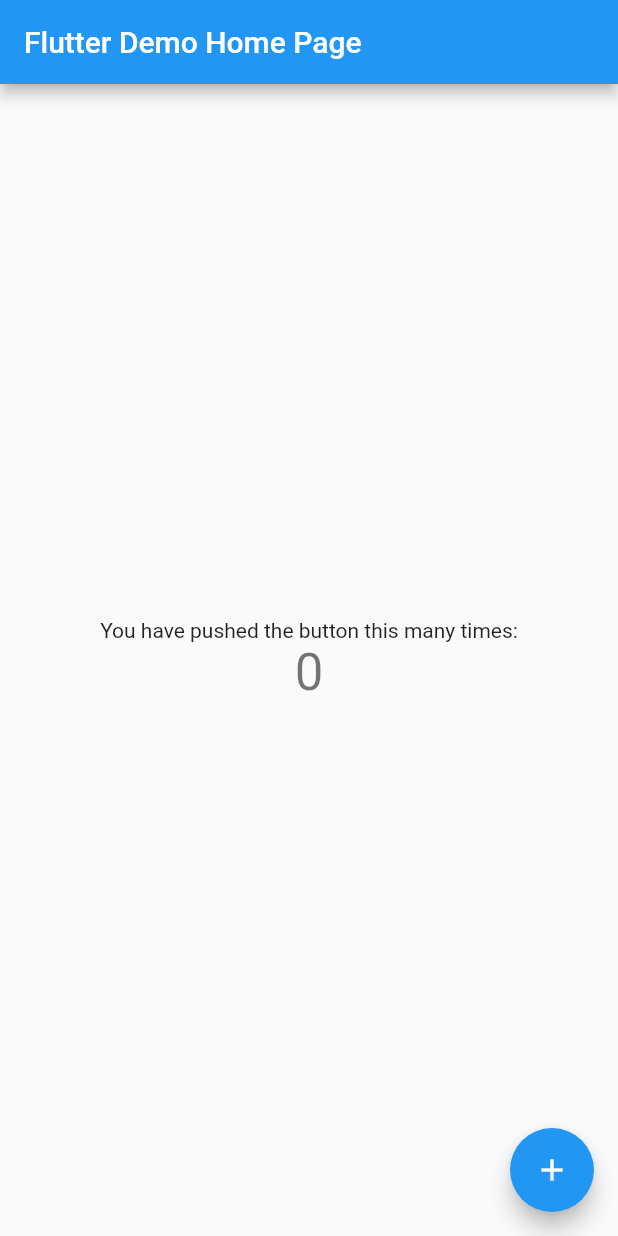
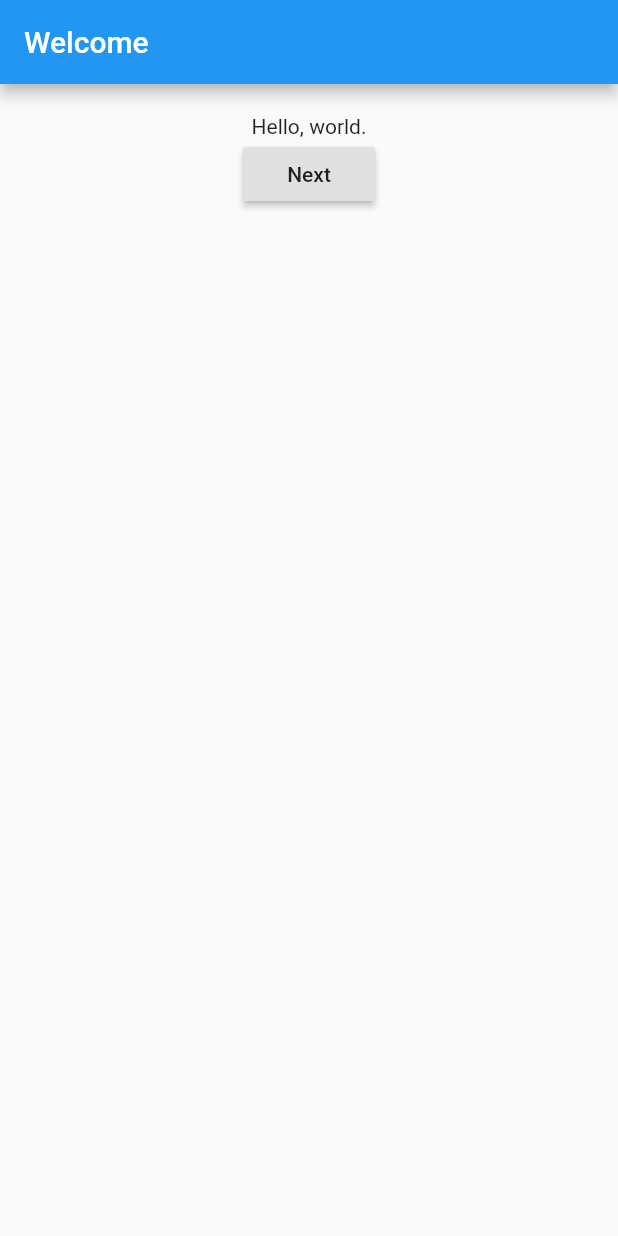
Before and after one commit to aisrael/flutter_hello_who, a Flutter app: the screen it shows after launch, on a phone screen of 412 x 824 dp. Run offline on Flutter 3.47's test engine with Material 2 defaults, Android fonts, the phone set to English and light mode, and no system bars.

Commit message:
Scaffolding

```diff
--- a/lib/main.dart
+++ b/lib/main.dart
@@ -1,4 +1,5 @@
 import 'package:flutter/material.dart';
+import 'package:hello/screens/welcome_screen.dart';
 
 void main() => runApp(MyApp());
 
@@ -20,92 +21,6 @@ class MyApp extends StatelessWidget {
           // is not restarted.
           primarySwatch: Colors.blue,
         ),
-      home: MyHomePage(title: 'Flutter Demo Home Page'),
-    );
+        home: WelcomeScreen());
   }
 }
-
-class MyHomePage extends StatefulWidget {
-  MyHomePage({Key key, this.title}) : super(key: key);
-
-  // This widget is the home page of your application. It is stateful, meaning
-  // that it has a State object (defined below) that contains fields that affect
-  // how it looks.
-
-  // This class is the configuration for the state. It holds the values (in this
-  // case the title) provided by the parent (in this case the App widget) and
-  // used by the build method of the State. Fields in a Widget subclass are
-  // always marked "final".
-
-  final String title;
-
-  @override
-  _MyHomePageState createState() => _MyHomePageState();
-}
-
-class _MyHomePageState extends State<MyHomePage> {
-  int _counter = 0;
-
-  void _incrementCounter() {
-    setState(() {
-      // This call to setState tells the Flutter framework that something has
-      // changed in this State, which causes it to rerun the build method below
-      // so that the display can reflect the updated values. If we changed
-      // _counter without calling setState(), then the build method would not be
-      // called again, and so nothing would appear to happen.
-      _counter++;
-    });
-  }
-
-  @override
-  Widget build(BuildContext context) {
-    // This method is rerun every time setState is called, for instance as done
-    // by the _incrementCounter method above.
-    //
-    // The Flutter framework has been optimized to make rerunning build methods
-    // fast, so that you can just rebuild anything that needs updating rather
-    // than having to individually change instances of widgets.
-    return Scaffold(
-      appBar: AppBar(
-        // Here we take the value from the MyHomePage object that was created by
-        // the App.build method, and use it to set our appbar title.
-        title: Text(widget.title),
-      ),
-      body: Center(
-        // Center is a layout widget. It takes a single child and positions it
-        // in the middle of the parent.
-        child: Column(
-          // Column is also a layout widget. It takes a list of children and
-          // arranges them vertically. By default, it sizes itself to fit its
-          // children horizontally, and tries to be as tall as its parent.
-          //
-          // Invoke "debug painting" (press "p" in the console, choose the
-          // "Toggle Debug Paint" action from the Flutter Inspector in Android
-          // Studio, or the "Toggle Debug Paint" command in Visual Studio Code)
-          // to see the wireframe for each widget.
-          //
-          // Column has various properties to control how it sizes itself and
-          // how it positions its children. Here we use mainAxisAlignment to
-          // center the children vertically; the main axis here is the vertical
-          // axis because Columns are vertical (the cross axis would be
-          // horizontal).
-          mainAxisAlignment: MainAxisAlignment.center,
-          children: <Widget>[
-            Text(
-              'You have pushed the button this many times:',
-            ),
-            Text(
-              '$_counter',
-              style: Theme.of(context).textTheme.display1,
-            ),
-          ],
-        ),
-      ),
-      floatingActionButton: FloatingActionButton(
-        onPressed: _incrementCounter,
-        tooltip: 'Increment',
-        child: Icon(Icons.add),
-      ), // This trailing comma makes auto-formatting nicer for build methods.
-    );
-  }
-}
--- /dev/null
+++ b/lib/screens/welcome_screen.dart
@@ -0,0 +1,30 @@
+import 'package:flutter/cupertino.dart';
+import 'package:flutter/material.dart';
+import 'package:hello/screens/next_screen.dart';
+
+class WelcomeScreen extends StatelessWidget {
+  @override
+  Widget build(BuildContext context) {
+    // TODO: implement build
+    return Scaffold(
+      appBar: AppBar(
+        title: Text('Welcome'),
+      ),
+      body: Center(
+        child: Padding(
+          padding: const EdgeInsets.symmetric(vertical: 20.0, horizontal: 10.0),
+          child: Column(
+            children: <Widget>[
+              Text('Hello, world.'),
+              RaisedButton(
+                child: Text('Next'),
+                onPressed: () => Navigator.push(context,
+                    CupertinoPageRoute(builder: (_context) => NextScreen())),
+              )
+            ],
+          ),
+        ),
+      ),
+    );
+  }
+}
```
Also changed, not shown: lib/screens/next_screen.dart (added, +73 -0 lines). Lines whose indentation alone changed are shown as unchanged.
